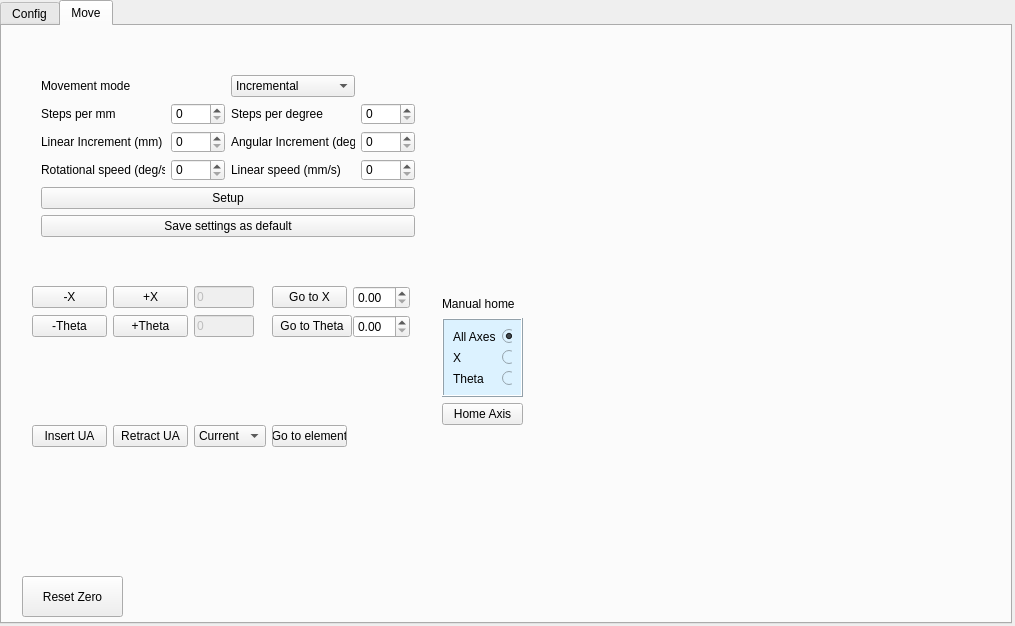
Old version of the form Widget_Library/widget_position.ui in the repository 8foldrepo/RF_Balance_Profound.
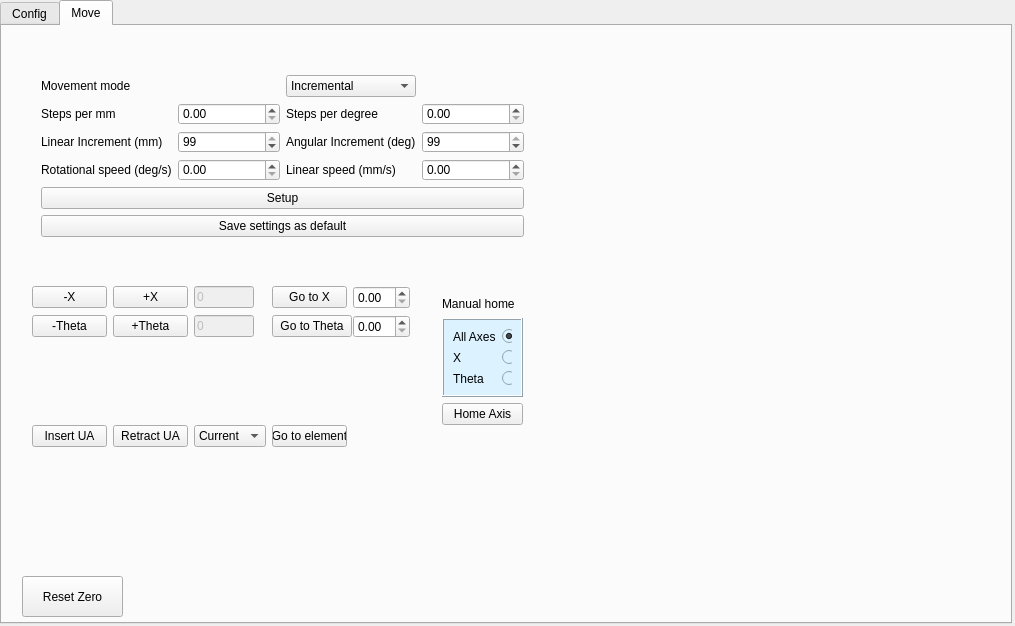
New version of the form. Custom widgets are drawn as their Qt base class.

Commit message: added features to motor class, crashes occasionally

Diff of the .ui file:
```diff
--- a/Widget_Library/widget_position.ui
+++ b/Widget_Library/widget_position.ui
@@ -1028,7 +1028,7 @@
       <rect>
        <x>30</x>
        <y>40</y>
-       <width>391</width>
+       <width>501</width>
        <height>181</height>
       </rect>
      </property>
@@ -1115,45 +1115,51 @@
         </property>
        </widget>
       </item>
-      <item row="4" column="1">
-       <widget class="QSpinBox" name="rotational_speed_deg_s_sb">
-        <property name="maximum">
-         <number>5000</number>
-        </property>
-       </widget>
-      </item>
       <item row="4" column="3">
-       <widget class="QSpinBox" name="linear_speed_mm_s_sb">
+       <widget class="QDoubleSpinBox" name="linear_speed_mm_s_sb">
         <property name="maximum">
-         <number>5000</number>
+         <double>10000000000.000000000000000</double>
         </property>
        </widget>
       </item>
-      <item row="2" column="3">
-       <widget class="QSpinBox" name="ang_inc_double_sb">
+      <item row="4" column="1">
+       <widget class="QDoubleSpinBox" name="rotational_speed_deg_s_sb">
         <property name="maximum">
-         <number>5000</number>
+         <double>10000000000.000000000000000</double>
         </property>
        </widget>
       </item>
       <item row="1" column="3">
-       <widget class="QSpinBox" name="steps_per_degree_sb">
+       <widget class="QDoubleSpinBox" name="steps_per_degree_sb">
         <property name="maximum">
-         <number>5000</number>
+         <double>10000000000.000000000000000</double>
         </property>
        </widget>
       </item>
       <item row="1" column="1">
-       <widget class="QSpinBox" name="steps_per_mm_sb">
+       <widget class="QDoubleSpinBox" name="steps_per_mm_sb">
         <property name="maximum">
-         <number>5000</number>
+         <double>10000000000.000000000000000</double>
+        </property>
+       </widget>
+      </item>
+      <item row="2" column="3">
+       <widget class="QSpinBox" name="ang_inc_double_sb">
+        <property name="minimum">
+         <number>-2147483647</number>
+        </property>
+        <property name="value">
+         <number>100</number>
         </property>
        </widget>
       </item>
       <item row="2" column="1">
        <widget class="QSpinBox" name="lin_incr_double_sb">
-        <property name="maximum">
-         <number>5000</number>
+        <property name="minimum">
+         <number>-2147483647</number>
+        </property>
+        <property name="value">
+         <number>100</number>
         </property>
        </widget>
       </item>
```
The commit also changes 12 other files.
